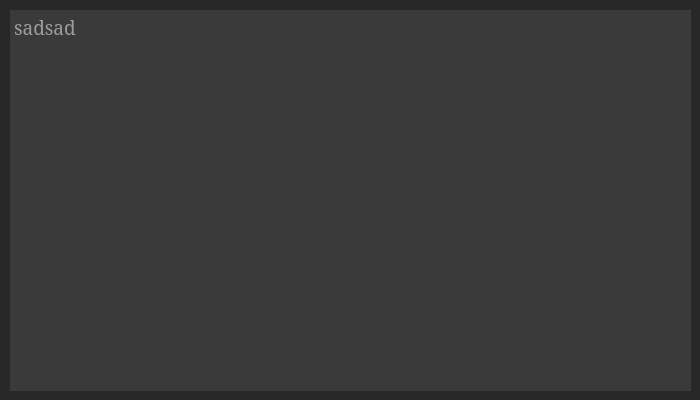
First picture: the form in console.ui, repository Haato3o/HunterPy, before the edit.
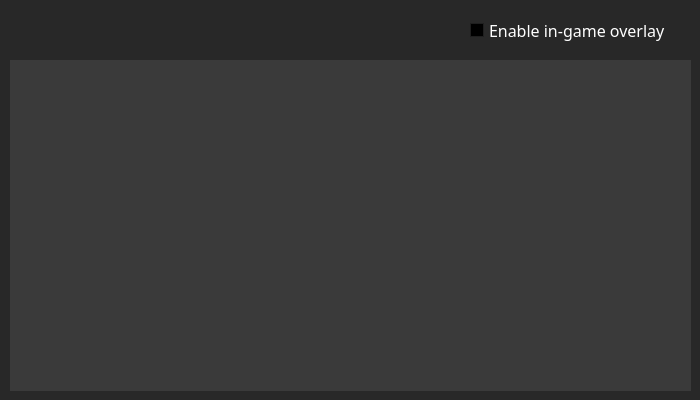
Second picture: the form after the edit. Icons and pictures are not drawn.

Commit message: fixed longlong and added overlay

```diff
--- a/console.ui
+++ b/console.ui
@@ -474,9 +474,9 @@
     <property name="geometry">
      <rect>
       <x>10</x>
-      <y>10</y>
+      <y>60</y>
       <width>681</width>
-      <height>381</height>
+      <height>331</height>
      </rect>
     </property>
     <property name="palette">
@@ -896,7 +896,7 @@
     </property>
     <property name="font">
      <font>
-      <family>Myanmar Text</family>
+      <family>MS Reference Sans Serif</family>
      </font>
     </property>
     <property name="autoFillBackground">
@@ -923,7 +923,7 @@
        <x>0</x>
        <y>0</y>
        <width>683</width>
-       <height>383</height>
+       <height>333</height>
       </rect>
      </property>
      <property name="font">
@@ -942,7 +942,10 @@
       </property>
       <property name="font">
        <font>
-        <family>MS Serif</family>
+        <family>MS Reference Sans Serif</family>
+        <pointsize>12</pointsize>
+        <weight>50</weight>
+        <bold>false</bold>
        </font>
       </property>
       <property name="frameShape">
@@ -951,19 +954,40 @@
       <property name="frameShadow">
        <enum>QFrame::Sunken</enum>
       </property>
+      <property name="readOnly">
+       <bool>true</bool>
+      </property>
       <property name="html">
        <string>&lt;!DOCTYPE HTML PUBLIC &quot;-//W3C//DTD HTML 4.0//EN&quot; &quot;http://www.w3.org/TR/REC-html40/strict.dtd&quot;&gt;
 &lt;html&gt;&lt;head&gt;&lt;meta name=&quot;qrichtext&quot; content=&quot;1&quot; /&gt;&lt;style type=&quot;text/css&quot;&gt;
 p, li { white-space: pre-wrap; }
-&lt;/style&gt;&lt;/head&gt;&lt;body style=&quot; font-family:'MS Serif'; font-size:14pt; font-weight:400; font-style:normal;&quot;&gt;
+&lt;/style&gt;&lt;/head&gt;&lt;body style=&quot; font-family:'MS Reference Sans Serif'; font-size:12pt; font-weight:400; font-style:normal;&quot;&gt;
 &lt;p style=&quot;-qt-paragraph-type:empty; margin-top:0px; margin-bottom:0px; margin-left:0px; margin-right:0px; -qt-block-indent:0; text-indent:0px;&quot;&gt;&lt;br /&gt;&lt;/p&gt;&lt;/body&gt;&lt;/html&gt;</string>
       </property>
       <property name="placeholderText">
-       <string>sadsad</string>
+       <string/>
       </property>
      </widget>
     </widget>
    </widget>
+   <widget class="QCheckBox" name="enableOverlay">
+    <property name="geometry">
+     <rect>
+      <x>470</x>
+      <y>20</y>
+      <width>221</width>
+      <height>21</height>
+     </rect>
+    </property>
+    <property name="font">
+     <font>
+      <family>MS Reference Sans Serif</family>
+     </font>
+    </property>
+    <property name="text">
+     <string>Enable in-game overlay</string>
+    </property>
+   </widget>
   </widget>
  </widget>
  <resources/>
```
Left out of the diff: 3 changed lines with no effect on the pictures. The commit also changes 9 other files.
